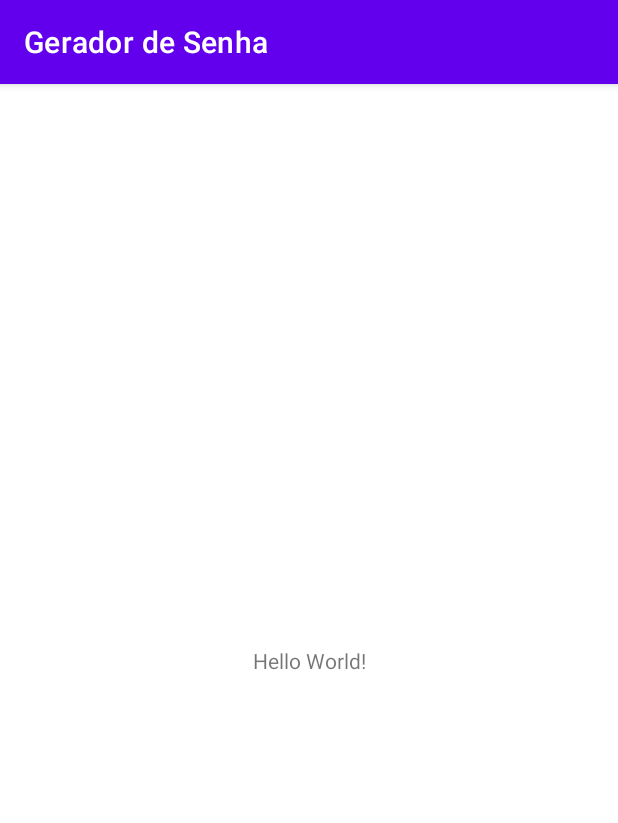
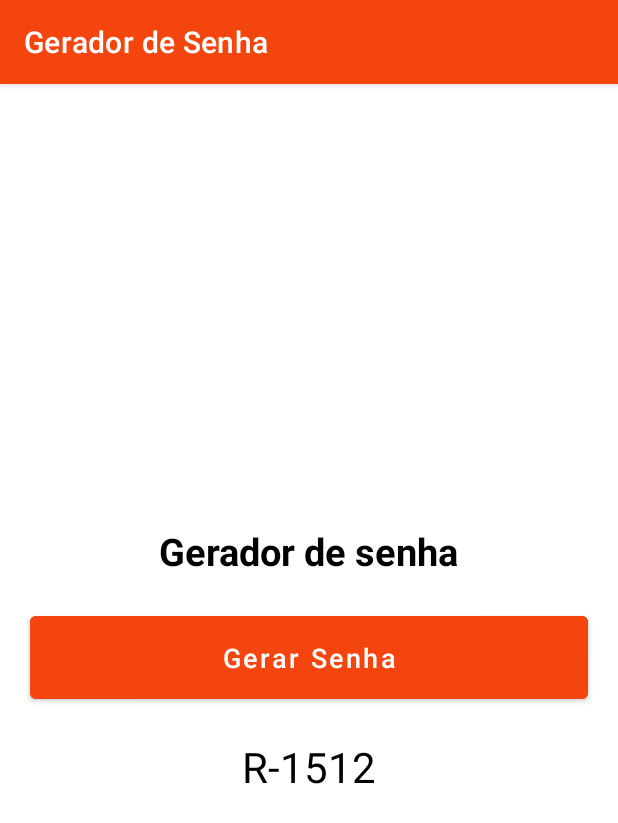
Before and after one commit to Ryan-lima13/Gerador_de_Senha, an Android app: the screen it shows after launch (MainActivity), on a phone screen of 412 x 824 dp. Shown: the top 823 px of the screen. Run offline under Robolectric (Android 15) with nearby library versions, the phone set to English and light mode, and no system bars.

Commit message:
criando tela inicial

```diff
--- a/app/src/main/res/layout/activity_main.xml
+++ b/app/src/main/res/layout/activity_main.xml
@@ -1,18 +1,44 @@
 <?xml version="1.0" encoding="utf-8"?>
-<androidx.constraintlayout.widget.ConstraintLayout xmlns:android="http://schemas.android.com/apk/res/android"
+<LinearLayout xmlns:android="http://schemas.android.com/apk/res/android"
     xmlns:app="http://schemas.android.com/apk/res-auto"
     xmlns:tools="http://schemas.android.com/tools"
     android:layout_width="match_parent"
     android:layout_height="match_parent"
+    android:orientation="vertical"
+    android:gravity="center"
     tools:context=".MainActivity">
 
     <TextView
         android:layout_width="wrap_content"
         android:layout_height="wrap_content"
-        android:text="Hello World!"
-        app:layout_constraintBottom_toBottomOf="parent"
-        app:layout_constraintEnd_toEndOf="parent"
-        app:layout_constraintStart_toStartOf="parent"
-        app:layout_constraintTop_toTopOf="parent" />
+        android:text="Gerador de senha"
+        android:textStyle="bold"
+        android:textColor="@color/black"
+        android:textSize="25sp"
+        android:layout_gravity="center"
 
-</androidx.constraintlayout.widget.ConstraintLayout>
+        />
+    <Button
+        android:id="@+id/bt_gerar_senha"
+        android:layout_width="match_parent"
+        android:layout_height="wrap_content"
+        android:text="Gerar Senha"
+        android:textSize="18sp"
+        android:textAllCaps="false"
+        android:textColor="@color/white"
+        android:padding="15dp"
+        android:layout_margin="20dp"
+        android:backgroundTint="@color/orange"
+
+        />
+    <TextView
+        android:id="@+id/txtSenha"
+        android:layout_width="wrap_content"
+        android:layout_height="wrap_content"
+        android:text="R-1512"
+        android:textSize="28sp"
+        android:textColor="@color/black"
+        android:layout_gravity="center"
+        />
+
+</LinearLayout>
--- a/app/src/main/res/values/colors.xml
+++ b/app/src/main/res/values/colors.xml
@@ -7,4 +7,5 @@
     <color name="teal_700">#FF018786</color>
     <color name="black">#FF000000</color>
     <color name="white">#FFFFFFFF</color>
+    <color name="orange">#F5450E</color>
 </resources>
--- a/app/src/main/res/values/themes.xml
+++ b/app/src/main/res/values/themes.xml
@@ -2,8 +2,8 @@
     <!-- Base application theme. -->
     <style name="Theme.GeradorDeSenha" parent="Theme.MaterialComponents.DayNight.DarkActionBar">
         <!-- Primary brand color. -->
-        <item name="colorPrimary">@color/purple_500</item>
-        <item name="colorPrimaryVariant">@color/purple_700</item>
+        <item name="colorPrimary">@color/orange</item>
+        <item name="colorPrimaryVariant">@color/orange</item>
         <item name="colorOnPrimary">@color/white</item>
         <!-- Secondary brand color. -->
         <item name="colorSecondary">@color/teal_200</item>
```
